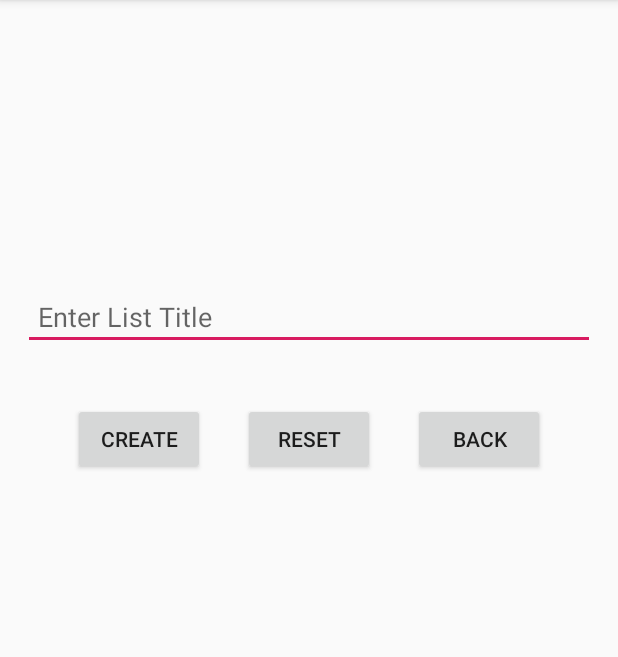
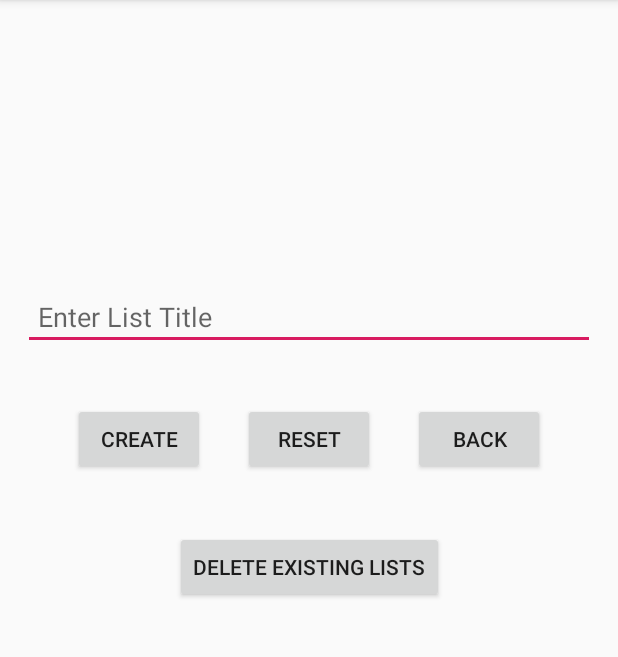
Before and after one commit to Riddhish-Bharadva/ToDoList, an Android app: the CreateNewToDoList screen opened directly, with no data from a screen before it, on a phone screen of 412 x 824 dp, the part 84-741 px from its top. Run offline under Robolectric (Android 15) with nearby library versions, the phone set to English and light mode, and no system bars.

Commit message:
List Finalized.

```diff
--- a/app/src/main/AndroidManifest.xml
+++ b/app/src/main/AndroidManifest.xml
@@ -9,7 +9,7 @@
         android:roundIcon="@mipmap/ic_launcher_round"
         android:supportsRtl="true"
         android:theme="@style/AppTheme">
-        <activity android:name=".CreateNewToDoList"></activity>
+        <activity android:name=".CreateNewToDoList" />
         <activity android:name=".MainActivity">
             <intent-filter>
                 <action android:name="android.intent.action.MAIN" />
--- a/app/src/main/java/com/example/todolistrb/CreateDBT.java
+++ b/app/src/main/java/com/example/todolistrb/CreateDBT.java
@@ -3,7 +3,6 @@ package com.example.todolistrb;
 import android.content.Context;
 import android.database.sqlite.SQLiteDatabase;
 import android.database.sqlite.SQLiteOpenHelper;
-import android.util.Log;
 
 class CreateDBT extends SQLiteOpenHelper
 {
@@ -14,7 +13,6 @@ class CreateDBT extends SQLiteOpenHelper
     public void onCreate(SQLiteDatabase DB)
     {
         DB.execSQL("CREATE Table IF NOT EXISTS ToDoListTable (UniqueId VARCHAR, ListName VARCHAR, CreationDate Date, CreationTime Time, Completed int)");
-        Log.i("DB_List_Table:", "Table Created.");
     }
     public void onUpgrade(SQLiteDatabase DB, int i, int j)
     {
--- a/app/src/main/res/layout/activity_create_new_to_do_list.xml
+++ b/app/src/main/res/layout/activity_create_new_to_do_list.xml
@@ -62,4 +62,18 @@
         app:layout_constraintRight_toRightOf="parent"
         app:layout_constraintTop_toTopOf="@id/ListTitle"
         app:layout_constraintVertical_bias="0.15" />
+
+    <Button
+        android:id="@+id/DeleteAllLists"
+        android:layout_width="wrap_content"
+        android:layout_height="wrap_content"
+        android:layout_margin="15dp"
+        android:onClick="DeleteAllListsFromDB"
+        android:text="Delete Existing Lists"
+        app:layout_constraintBottom_toBottomOf="parent"
+        app:layout_constraintLeft_toLeftOf="parent"
+        app:layout_constraintRight_toRightOf="parent"
+        app:layout_constraintTop_toTopOf="@id/ListTitle"
+        app:layout_constraintVertical_bias="0.30" />
+
 </androidx.constraintlayout.widget.ConstraintLayout>
```
Also changed, not shown: app/src/main/java/com/example/todolistrb/CreateNewToDoList.java (+19 -2 lines), app/src/main/java/com/example/todolistrb/MainActivity.java (+32 -5 lines), app/src/main/res/layout/activity_main.xml (+8 -0 lines).
